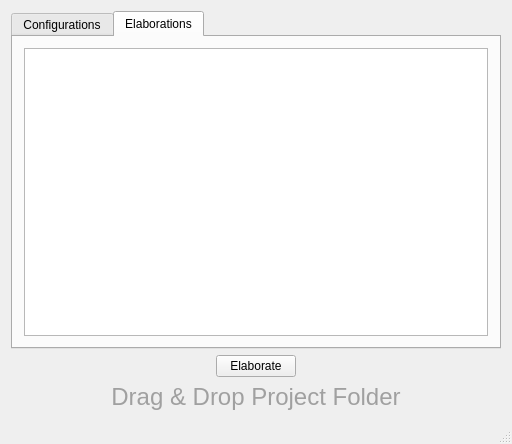
This is mainwindow.ui in DavidMCerdeira/EL-Configuration-Interface as Qt 5 draws it before an edit. The edited form follows.
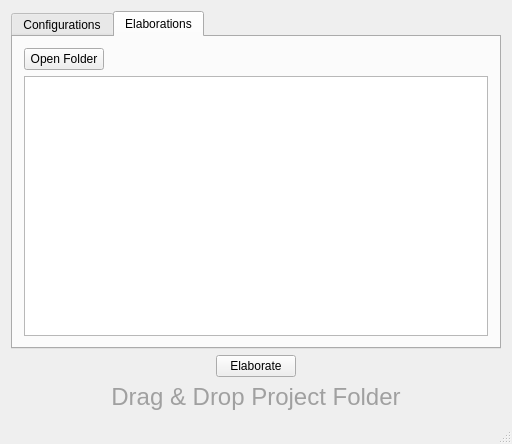
This is the edited form.

Commit message: Mesmo fixe esta UI

Diff of the .ui file:
```diff
--- a/mainwindow.ui
+++ b/mainwindow.ui
@@ -38,6 +38,9 @@
       <property name="currentIndex">
        <number>1</number>
       </property>
+      <property name="elideMode">
+       <enum>Qt::ElideMiddle</enum>
+      </property>
       <widget class="QWidget" name="Configurations">
        <attribute name="title">
         <string>Configurations</string>
@@ -62,7 +65,33 @@
        <attribute name="title">
         <string>Elaborations</string>
        </attribute>
+       <layout class="QVBoxLayout" name="verticalLayout_4">
+        <item>
        <layout class="QVBoxLayout" name="verticalLayout_2">
+          <item>
+           <layout class="QHBoxLayout" name="horizontalLayout_2">
+            <item>
+             <widget class="QPushButton" name="openFolder">
+              <property name="text">
+               <string>Open Folder</string>
+              </property>
+             </widget>
+            </item>
+            <item>
+             <spacer name="horizontalSpacer_3">
+              <property name="orientation">
+               <enum>Qt::Horizontal</enum>
+              </property>
+              <property name="sizeHint" stdset="0">
+               <size>
+                <width>40</width>
+                <height>20</height>
+               </size>
+              </property>
+             </spacer>
+            </item>
+           </layout>
+          </item>
         <item>
          <widget class="QTreeView" name="treeView_elaborations">
           <property name="styleSheet">
@@ -75,6 +104,8 @@
            <bool>false</bool>
           </attribute>
          </widget>
+          </item>
+         </layout>
         </item>
        </layout>
       </widget>
```
Lines whose indentation alone changed are shown as unchanged. The commit also changes 5 other files.
